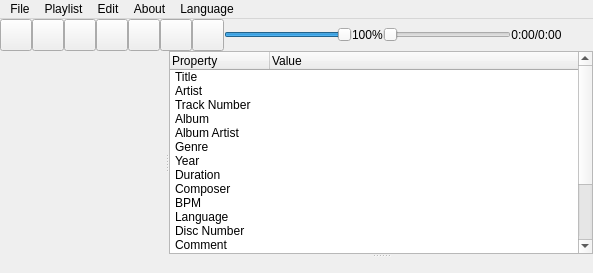
The window that src/mainwindow/mainwindow.ui (savannstm/revolutionary-audio-player) describes before a commit, drawn with Qt 5.
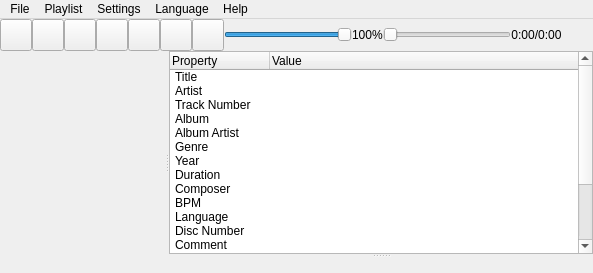
The same window after the commit. Icons and pictures are not drawn. Custom widgets are drawn as their Qt base class.

```diff
--- a/src/mainwindow/mainwindow.ui
+++ b/src/mainwindow/mainwindow.ui
@@ -673,15 +673,9 @@
     <addaction name="separator"/>
     <addaction name="actionExit"/>
    </widget>
-   <widget class="QMenu" name="menuEdit">
-    <property name="title">
-     <string>Edit</string>
-    </property>
-    <addaction name="actionSettings"/>
-   </widget>
    <widget class="QMenu" name="menuAbout">
     <property name="title">
-     <string>About</string>
+     <string>Help</string>
     </property>
     <addaction name="actionAbout"/>
     <addaction name="actionHelp"/>
@@ -700,11 +694,17 @@
     <addaction name="actionRussian"/>
     <addaction name="actionEnglish"/>
    </widget>
+   <widget class="QMenu" name="menuSettings">
+    <property name="title">
+     <string>Settings</string>
+    </property>
+    <addaction name="actionSettings"/>
+   </widget>
    <addaction name="menuFile"/>
    <addaction name="menuPlaylist"/>
-   <addaction name="menuEdit"/>
-   <addaction name="menuAbout"/>
+   <addaction name="menuSettings"/>
    <addaction name="menuLanguage"/>
+   <addaction name="menuAbout"/>
   </widget>
   <action name="actionOpenFile">
    <property name="text">
```
Left out of the diff: 35 changed lines with no effect on the pictures.
